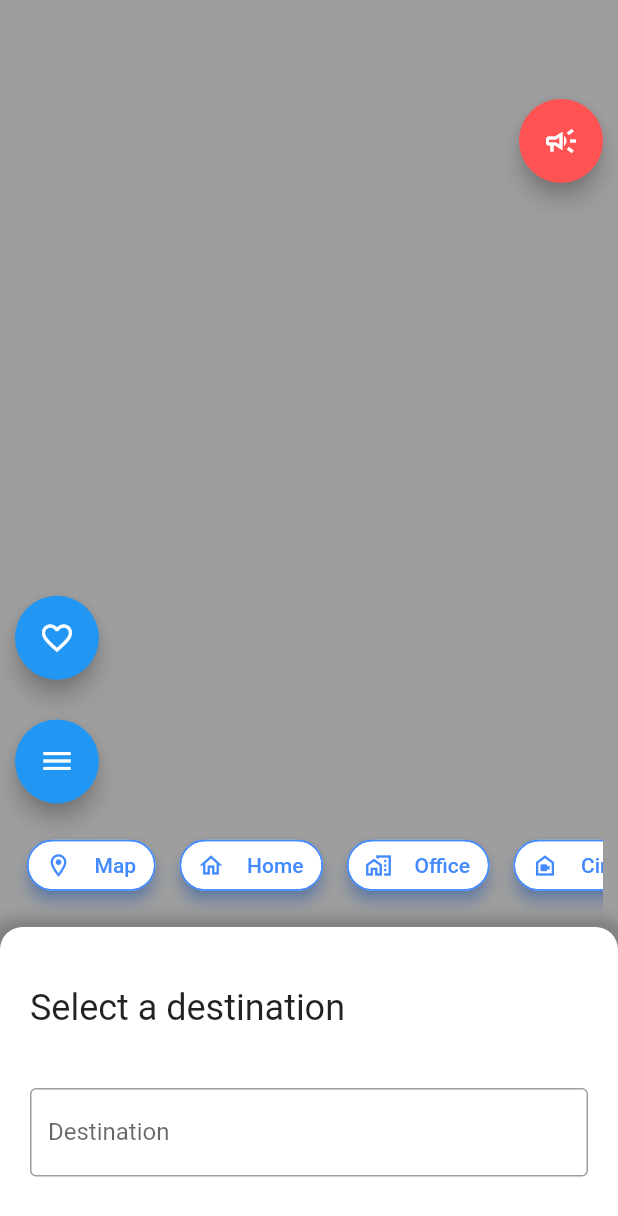
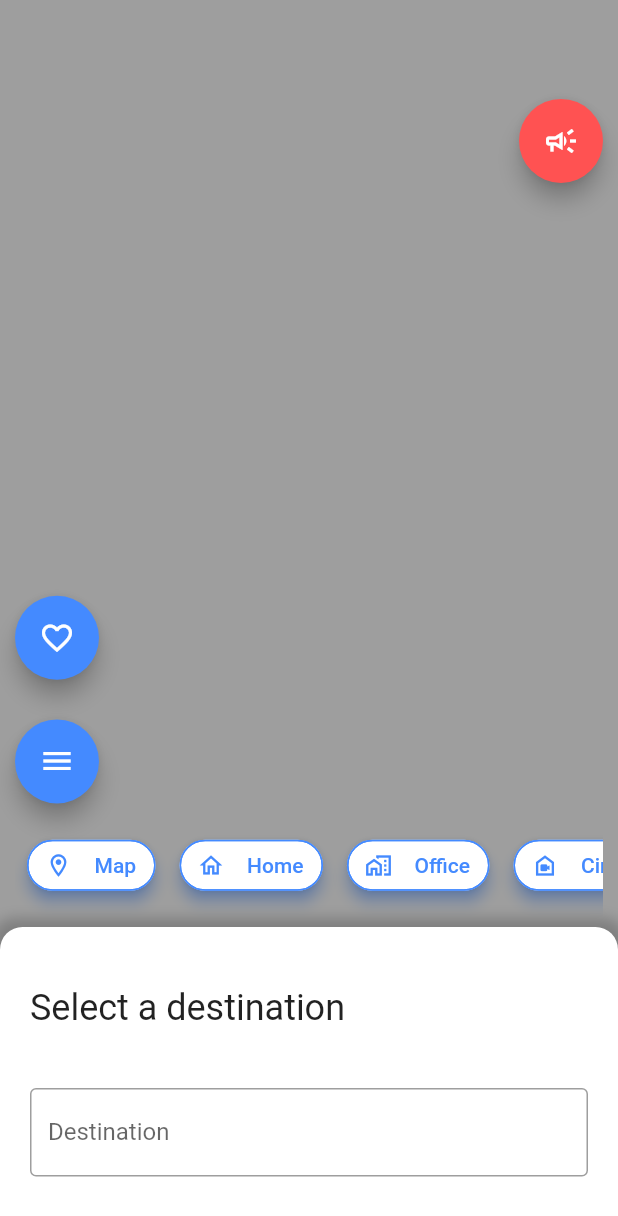
Before and after one commit to college-related/cabavenue, a Flutter app: the screen it shows after launch, in the side drawer, after a tap on the "campaign" icon, on a phone screen of 412 x 824 dp. Shown: the top 1216 px of the screen. Run offline on Flutter 3.47's test engine with Material 2 defaults, Android fonts, the phone set to English and light mode, and no system bars.

Commit message:
[refactor]: use of custom widget for floating action button

```diff
--- a/lib/pages/home.dart
+++ b/lib/pages/home.dart
@@ -1,3 +1,8 @@
+// ignore_for_file: prefer_const_constructors
+
+import 'package:cabavenue/widgets/floating_action_button.dart';
+import 'package:cabavenue/widgets/home/custom_chip.dart';
+import 'package:cabavenue/widgets/home/drawer.dart';
 import 'package:flutter/material.dart';
 
 class MyHomePage extends StatefulWidget {
@@ -9,6 +14,21 @@ class MyHomePage extends StatefulWidget {
 
 class _MyHomePageState extends State<MyHomePage> {
   final GlobalKey<ScaffoldState> _key = GlobalKey();
+  late FocusNode myFocusNode;
+  bool _isSearching = false;
+
+  @override
+  void initState() {
+    super.initState();
+
+    myFocusNode = FocusNode();
+  }
+
+  @override
+  void dispose() {
+    myFocusNode.dispose();
+    super.dispose();
+  }
 
   @override
   Widget build(BuildContext context) {
@@ -55,35 +75,31 @@ class _MyHomePageState extends State<MyHomePage> {
             //   ],
             // ),
           ),
-          Positioned(
+          CustomFAB(
+            bgColor: Colors.redAccent,
+            icon: const Icon(Icons.campaign_outlined),
+            herotag: 'emergency-services',
             right: 10,
             top: MediaQuery.of(context).size.height * 0.08,
-            child: FloatingActionButton(
-              backgroundColor: Colors.redAccent,
-              onPressed: () {},
-              heroTag: 'emergency-services',
-              child: const Icon(Icons.campaign_outlined),
-            ),
+            onClick: () {},
           ),
-          Positioned(
+          CustomFAB(
+            bgColor: Colors.blueAccent,
+            icon: Icon(Icons.favorite_border_outlined),
+            herotag: 'saved-places',
             left: 10,
             bottom: MediaQuery.of(context).size.height * 0.45,
-            child: FloatingActionButton(
-              onPressed: () {},
-              heroTag: 'saved-places',
-              child: const Icon(Icons.favorite_border_outlined),
-            ),
+            onClick: () {},
           ),
-          Positioned(
+          CustomFAB(
+            bgColor: Colors.blueAccent,
+            icon: Icon(Icons.menu),
+            herotag: 'drawer',
             left: 10,
             bottom: MediaQuery.of(context).size.height * 0.35,
-            child: FloatingActionButton(
-              onPressed: () {
-                _key.currentState!.openDrawer();
-              },
-              heroTag: 'drawer',
-              child: const Icon(Icons.menu),
-            ),
+            onClick: () {
+              _key.currentState!.openDrawer();
+            },
           ),
           Positioned(
             left: 0,
@@ -151,8 +167,15 @@ class _MyHomePageState extends State<MyHomePage> {
                     'Select a destination',
                     style: Theme.of(context).textTheme.headline5,
                   ),
-                  const TextField(
-                    decoration: InputDecoration(
+                  TextField(
+                    readOnly: true,
+                    onTap: () {
+                      myFocusNode.requestFocus();
+                      setState(() {
+                        _isSearching = true;
+                      });
+                    },
+                    decoration: const InputDecoration(
                       border: OutlineInputBorder(),
                       labelText: 'Destination',
                     ),
@@ -161,85 +184,55 @@ class _MyHomePageState extends State<MyHomePage> {
               ),
             ),
           ),
-        ],
-      ),
-    );
-  }
-}
-
-class CustomChip extends StatelessWidget {
-  const CustomChip({
-    Key? key,
-    required this.label,
-    required this.icon,
-  }) : super(key: key);
-
-  final String label;
-  final IconData icon;
-
-  @override
-  Widget build(BuildContext context) {
-    return Padding(
-      padding: const EdgeInsets.symmetric(horizontal: 8),
-      child: Chip(
-        padding: const EdgeInsets.symmetric(horizontal: 4),
-        shape: const StadiumBorder(
-          side: BorderSide(
-            color: Colors.blueAccent,
-          ),
-        ),
-        avatar: Icon(
-          icon,
-          color: Colors.blueAccent,
-        ),
-        label: Text(
-          label,
-          style: const TextStyle(
-            color: Colors.blueAccent,
-          ),
-        ),
-        backgroundColor: Colors.white,
-        elevation: 4.0,
-        shadowColor: Colors.blueAccent,
-      ),
-    );
-  }
-}
-
-class CustomDrawer extends StatelessWidget {
-  const CustomDrawer({Key? key, required this.customKey}) : super(key: key);
-  final GlobalKey customKey;
-
-  @override
-  Widget build(BuildContext context) {
-    return Drawer(
-      child: ListView(
-        padding: EdgeInsets.zero,
-        children: [
-          const UserAccountsDrawerHeader(
-            decoration: BoxDecoration(color: Colors.blueAccent),
-            accountName: Text('Salipa Gurung'),
-            accountEmail: Text('salipagurung@gmail.com'),
-            currentAccountPicture: FlutterLogo(),
-          ),
-          ListTile(
-            leading: const Icon(
-              Icons.history,
+          Container(
+            width: double.infinity,
+            height: _isSearching ? MediaQuery.of(context).size.height : 0,
+            color: Colors.white,
+            padding: const EdgeInsets.only(
+              top: 35.0,
+              left: 10.0,
             ),
-            title: const Text('Ride history'),
-            onTap: () {
-              Navigator.pushNamed(context, '/ride-history');
-            },
-          ),
-          ListTile(
-            leading: const Icon(
-              Icons.edit_note_outlined,
+            child: Column(
+              // mainAxisAlignment: MainAxisAlignment.start,
+              crossAxisAlignment: CrossAxisAlignment.start,
+              children: [
+                IconButton(
+                  onPressed: () {
+                    FocusManager.instance.primaryFocus?.unfocus();
+                    setState(() {
+                      _isSearching = false;
+                    });
+                  },
+                  icon: const Icon(Icons.arrow_back_ios),
+                ),
+                Padding(
+                  padding: const EdgeInsets.only(
+                    top: 20.0,
+                    left: 20.0,
+                    right: 20.0,
+                    bottom: 5.0,
+                  ),
+                  child: TextFormField(
+                    initialValue: 'Your current location',
+                    decoration: const InputDecoration(
+                      border: OutlineInputBorder(),
+                      labelText: 'Pick up location',
+                    ),
+                  ),
+                ),
+                Padding(
+                  padding: const EdgeInsets.all(20.0),
+                  child: TextField(
+                    focusNode: myFocusNode,
+                    autofocus: _isSearching ? true : false,
+                    decoration: const InputDecoration(
+                      border: OutlineInputBorder(),
+                      labelText: 'Destination',
+                    ),
+                  ),
+                ),
+              ],
             ),
-            title: const Text('Edit Profile'),
-            onTap: () {
-              Navigator.pop(context);
-              // Navigator.pushNamed(context, '/profile-edit');
-            },
           ),
         ],
       ),
--- /dev/null
+++ b/lib/widgets/floating_action_button.dart
@@ -0,0 +1,40 @@
+import 'package:flutter/material.dart';
+
+class CustomFAB extends StatelessWidget {
+  const CustomFAB({
+    Key? key,
+    required this.bgColor,
+    required this.icon,
+    required this.herotag,
+    this.bottom,
+    this.left,
+    this.right,
+    this.top,
+    required this.onClick,
+  }) : super(key: key);
+
+  final double? left;
+  final double? right;
+  final double? top;
+  final double? bottom;
+  final Color bgColor;
+  final onClick;
+  final String herotag;
+  final Icon icon;
+
+  @override
+  Widget build(BuildContext context) {
+    return Positioned(
+      right: right,
+      top: top,
+      bottom: bottom,
+      left: left,
+      child: FloatingActionButton(
+        backgroundColor: bgColor,
+        onPressed: onClick,
+        heroTag: herotag,
+        child: icon,
+      ),
+    );
+  }
+}
```
